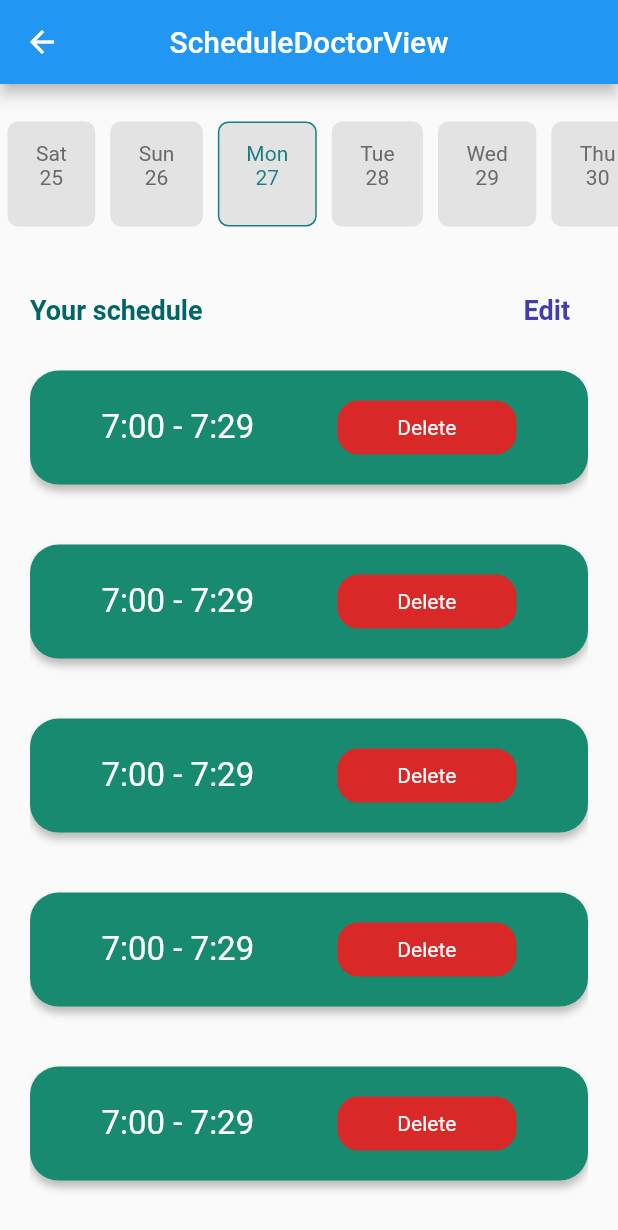
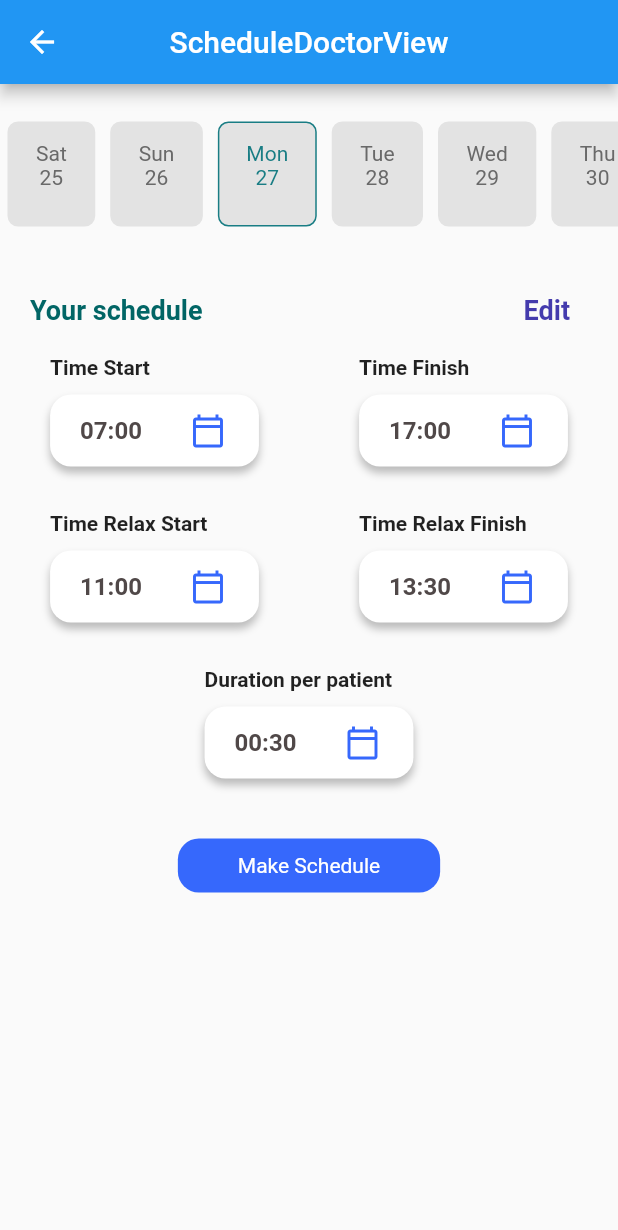
Before and after one commit to richardannowit/Health-Care-In-CanTho, a Flutter app: the ScheduleDoctorView screen opened by its route, on a phone screen of 412 x 824 dp. Shown: the top 1230 px of the screen. Run offline on Flutter 3.47's test engine with Material 2 defaults, Android fonts, the phone set to English and light mode, and no system bars; our stand-ins replace carousel_slider, cloud_firestore, firebase_auth, firebase_core, flutter_rating_bar, flutter_slidable and 4 more; accounts and stored records are empty; statements that could not run were skipped.

Commit message:
add make schedule components

```diff
--- a/lib/app/modules/schedule_doctor/controllers/schedule_doctor_controller.dart
+++ b/lib/app/modules/schedule_doctor/controllers/schedule_doctor_controller.dart
@@ -14,6 +14,28 @@ class ScheduleDoctorController extends GetxController {
   ).obs;
   DateTime get selectedDate => _selectedDate.value;
   set selectedDate(value) => _selectedDate.value = value;
+
+  Rx<TimeOfDay> _timeStart = new TimeOfDay(hour: 07, minute: 00).obs;
+  TimeOfDay get timeStart => _timeStart.value;
+  set timeStart(value) => _timeStart.value = value;
+
+  Rx<TimeOfDay> _timeFinish = new TimeOfDay(hour: 17, minute: 00).obs;
+  TimeOfDay get timeFinish => _timeFinish.value;
+  set timeFinish(value) => _timeFinish.value = value;
+
+  Rx<TimeOfDay> _timeRelaxStart = new TimeOfDay(hour: 11, minute: 00).obs;
+  TimeOfDay get timeRelaxStart => _timeRelaxStart.value;
+  set timeRelaxStart(value) => _timeRelaxStart.value = value;
+
+  Rx<TimeOfDay> _timeRelaxFinish = new TimeOfDay(hour: 13, minute: 30).obs;
+  TimeOfDay get timeRelaxFinish => _timeRelaxFinish.value;
+  set timeRelaxFinish(value) => _timeRelaxFinish.value = value;
+
+  Rx<TimeOfDay> _duration = new TimeOfDay(hour: 00, minute: 30).obs;
+  TimeOfDay get duration => _duration.value;
+  set duration(value) => _duration.value = value;
+
+  //---------- Getter/Setter ---------------//
 
   final scrollController = ScrollController();
 
@@ -41,6 +63,22 @@ class ScheduleDoctorController extends GetxController {
     return selected.compareTo(thisDate) == 0;
   }
 
+  showSelectedTime(context, time) async {
+    final TimeOfDay? result = await showTimePicker(
+        context: context,
+        initialTime: time,
+        builder: (context, child) {
+          return MediaQuery(
+            data: MediaQuery.of(context).copyWith(alwaysUse24HourFormat: true),
+            child: child!,
+          );
+        });
+    if (result != null) {
+      return result;
+    }
+    return time;
+  }
+
   @override
   void onInit() {
     super.onInit();
--- /dev/null
+++ b/lib/app/modules/schedule_doctor/views/components/timepicker.dart
@@ -0,0 +1,76 @@
+import 'package:flutter/material.dart';
+
+class TimePicker extends StatelessWidget {
+  TimePicker({
+    Key? key,
+    required this.label,
+    required this.selectedTime,
+    required this.onPress,
+  }) : super(key: key);
+
+  final String label, selectedTime;
+  final Function onPress;
+
+  @override
+  Widget build(BuildContext context) {
+    return Container(
+      margin: EdgeInsets.only(top: 20, left: 20, right: 20),
+      child: Column(
+        crossAxisAlignment: CrossAxisAlignment.start,
+        children: [
+          Text(
+            label,
+            style: TextStyle(
+              fontWeight: FontWeight.bold,
+            ),
+          ),
+          Container(
+            margin: EdgeInsets.symmetric(vertical: 10),
+            padding: EdgeInsets.only(left: 20, right: 10),
+            decoration: BoxDecoration(
+              color: Colors.white,
+              borderRadius: BorderRadius.all(
+                Radius.circular(14),
+              ),
+              boxShadow: [
+                BoxShadow(
+                  offset: Offset(0, 4),
+                  blurRadius: 4,
+                  color: Color(0xFF000000).withOpacity(0.25),
+                ),
+              ],
+            ),
+            child: InkWell(
+              onTap: () {
+                onPress();
+              },
+              child: Row(
+                mainAxisAlignment: MainAxisAlignment.spaceBetween,
+                children: [
+                  Text(
+                    selectedTime,
+                    style: TextStyle(
+                      color: Color(0xff504848),
+                      fontSize: 16,
+                      fontWeight: FontWeight.bold,
+                    ),
+                  ),
+                  SizedBox(
+                    width: 20,
+                  ),
+                  IconButton(
+                    onPressed: null,
+                    icon: Icon(
+                      Icons.calendar_today_outlined,
+                      color: Color(0xff3668FC),
+                    ),
+                  ),
+                ],
+              ),
+            ),
+          ),
+        ],
+      ),
+    );
+  }
+}
--- a/lib/app/modules/schedule_doctor/views/constants.dart
+++ b/lib/app/modules/schedule_doctor/views/constants.dart
@@ -1,12 +1,12 @@
 import 'package:flutter/material.dart';
 
 final buttonStyle = ButtonStyle(
-  backgroundColor: MaterialStateProperty.all<Color>(Colors.red),
+  backgroundColor: MaterialStateProperty.all<Color>(Color(0xff3668FC)),
   foregroundColor: MaterialStateProperty.all<Color>(Colors.white),
   shape: MaterialStateProperty.all<RoundedRectangleBorder>(
     RoundedRectangleBorder(
       borderRadius: BorderRadius.circular(14.0),
-      side: BorderSide(color: Colors.red),
+      side: BorderSide(color: Color(0xff3668FC)),
     ),
   ),
 );
--- /dev/null
+++ b/lib/app/modules/schedule_doctor/views/make_schedule_form.dart
@@ -0,0 +1,139 @@
+import 'package:flutter/material.dart';
+import 'package:flutter_healthcare/app/modules/schedule_doctor/controllers/schedule_doctor_controller.dart';
+import 'package:flutter_healthcare/app/modules/schedule_doctor/views/components/button.dart';
+import 'package:flutter_healthcare/app/modules/schedule_doctor/views/components/timepicker.dart';
+import 'package:flutter_healthcare/app/modules/schedule_doctor/views/constants.dart';
+import 'package:get/get.dart';
+
+class MakeScheduleForm extends StatelessWidget {
+  MakeScheduleForm({Key? key}) : super(key: key);
+
+  final ScheduleDoctorController controller = Get.find();
+
+  @override
+  Widget build(BuildContext context) {
+    return Column(
+      mainAxisAlignment: MainAxisAlignment.start,
+      crossAxisAlignment: CrossAxisAlignment.start,
+      children: [
+        Container(
+          margin: EdgeInsets.only(top: 20, left: 20, right: 20),
+          child: Stack(
+            fit: StackFit.loose,
+            children: [
+              Container(
+                child: Text(
+                  "Your schedule",
+                  style: TextStyle(
+                    color: Color(0xff016565),
+                    fontSize: 18,
+                    fontFamily: 'Roboto',
+                    fontWeight: FontWeight.w600,
+                  ),
+                ),
+              ),
+              Container(
+                child: Align(
+                  alignment: Alignment.centerRight,
+                  child: InkWell(
+                    onTap: () {
+                      //
+                    },
+                    child: Padding(
+                      padding: const EdgeInsets.symmetric(horizontal: 12.0),
+                      child: Text(
+                        "Edit",
+                        style: TextStyle(
+                          color: Color(0xff443BAD),
+                          fontSize: 18,
+                          fontFamily: 'Roboto',
+                          fontWeight: FontWeight.w700,
+                        ),
+                      ),
+                    ),
+                  ),
+                ),
+              ),
+            ],
+          ),
+        ),
+        Obx(() {
+          return Column(
+            // mainAxisAlignment: MainAxisAlignment.spaceBetween,
+            children: [
+              Row(
+                mainAxisAlignment: MainAxisAlignment.spaceAround,
+                children: [
+                  TimePicker(
+                    label: "Time Start",
+                    selectedTime:
+                        '${controller.timeStart.hour.toString().padLeft(2, '0')}:${controller.timeStart.minute.toString().padLeft(2, '0')}',
+                    onPress: () async {
+                      controller.timeStart = await controller.showSelectedTime(
+                          context, controller.timeStart);
+                    },
+                  ),
+                  TimePicker(
+                    label: "Time Finish",
+                    selectedTime:
+                        '${controller.timeFinish.hour.toString().padLeft(2, '0')}:${controller.timeFinish.minute.toString().padLeft(2, '0')}',
+                    onPress: () async {
+                      controller.timeFinish = await controller.showSelectedTime(
+                          context, controller.timeFinish);
+                    },
+                  ),
+                ],
+              ),
+              Row(
+                mainAxisAlignment: MainAxisAlignment.spaceAround,
+                children: [
+                  TimePicker(
+                    label: "Time Relax Start",
+                    selectedTime:
+                        '${controller.timeRelaxStart.hour.toString().padLeft(2, '0')}:${controller.timeRelaxStart.minute.toString().padLeft(2, '0')}',
+                    onPress: () async {
+                      controller.timeRelaxStart = await controller
+                          .showSelectedTime(context, controller.timeRelaxStart);
+                    },
+                  ),
+                  TimePicker(
+                    label: "Time Relax Finish",
+                    selectedTime:
+                        '${controller.timeRelaxFinish.hour.toString().padLeft(2, '0')}:${controller.timeRelaxFinish.minute.toString().padLeft(2, '0')}',
+                    onPress: () async {
+                      controller.timeRelaxFinish =
+                          await controller.showSelectedTime(
+                              context, controller.timeRelaxFinish);
+                    },
+                  ),
+                ],
+              ),
+              Row(
+                mainAxisAlignment: MainAxisAlignment.spaceAround,
+                children: [
+                  TimePicker(
+                    label: "Duration per patient",
+                    selectedTime:
+                        '${controller.duration.hour.toString().padLeft(2, '0')}:${controller.duration.minute.toString().padLeft(2, '0')}',
+                    onPress: () async {
+                      controller.duration = await controller.showSelectedTime(
+                          context, controller.duration);
+                    },
+                  ),
+                ],
+              ),
+              Container(
+                margin: EdgeInsets.only(top: 30),
+                child: ButtonCustom(
+                  color: Color(0xff3668FC),
+                  text: "Make Schedule",
+                  onPress: () {},
+                ),
+              ),
+            ],
+          );
+        }),
+      ],
+    );
+  }
+}
--- a/lib/app/modules/schedule_doctor/views/schedule_doctor_view.dart
+++ b/lib/app/modules/schedule_doctor/views/schedule_doctor_view.dart
@@ -1,6 +1,6 @@
 import 'package:flutter/material.dart';
 import 'package:flutter_healthcare/app/modules/schedule_doctor/views/calendar_list.dart';
-import 'package:flutter_healthcare/app/modules/schedule_doctor/views/timeline_list.dart';
+import 'package:flutter_healthcare/app/modules/schedule_doctor/views/make_schedule_form.dart';
 
 import 'package:get/get.dart';
 
@@ -14,6 +14,7 @@ class ScheduleDoctorView extends GetView<ScheduleDoctorController> {
         title: Text('ScheduleDoctorView'),
         centerTitle: true,
       ),
+      // backgroundColor: Color(0xffFFF9F6),
       body: SingleChildScrollView(
         child: Obx(() {
           return Container(
@@ -27,7 +28,8 @@ class ScheduleDoctorView extends GetView<ScheduleDoctorController> {
                     onChange: controller.onDateChange,
                   ),
                 ),
-                TimeLineList(),
+                // TimeLineList(),
+                MakeScheduleForm(),
               ],
             ),
           );
```
